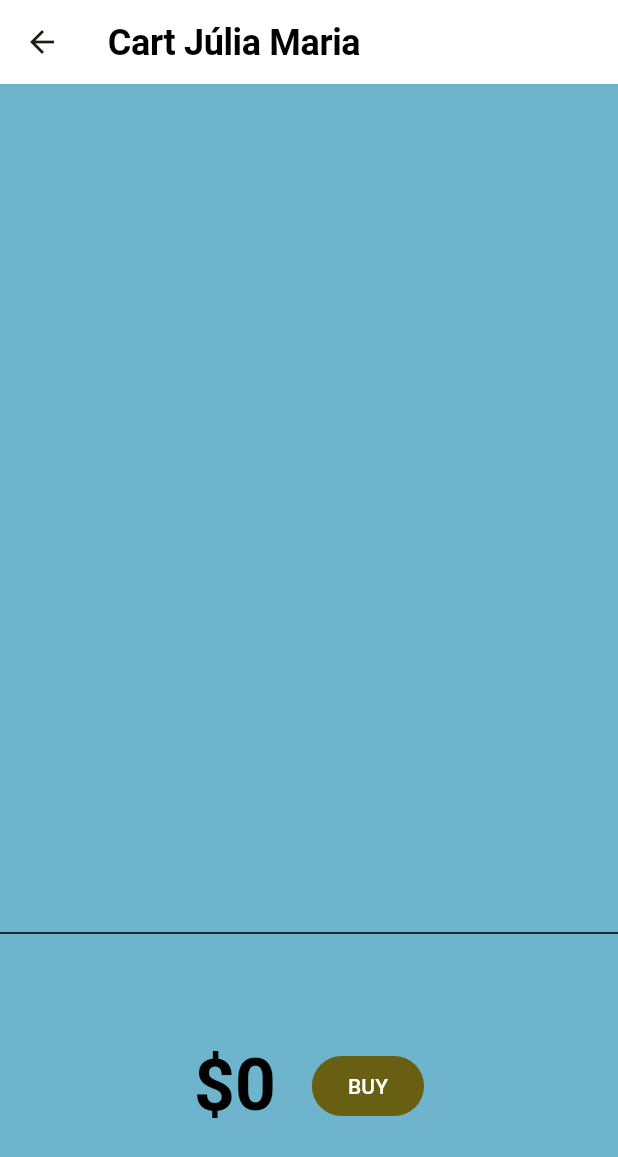
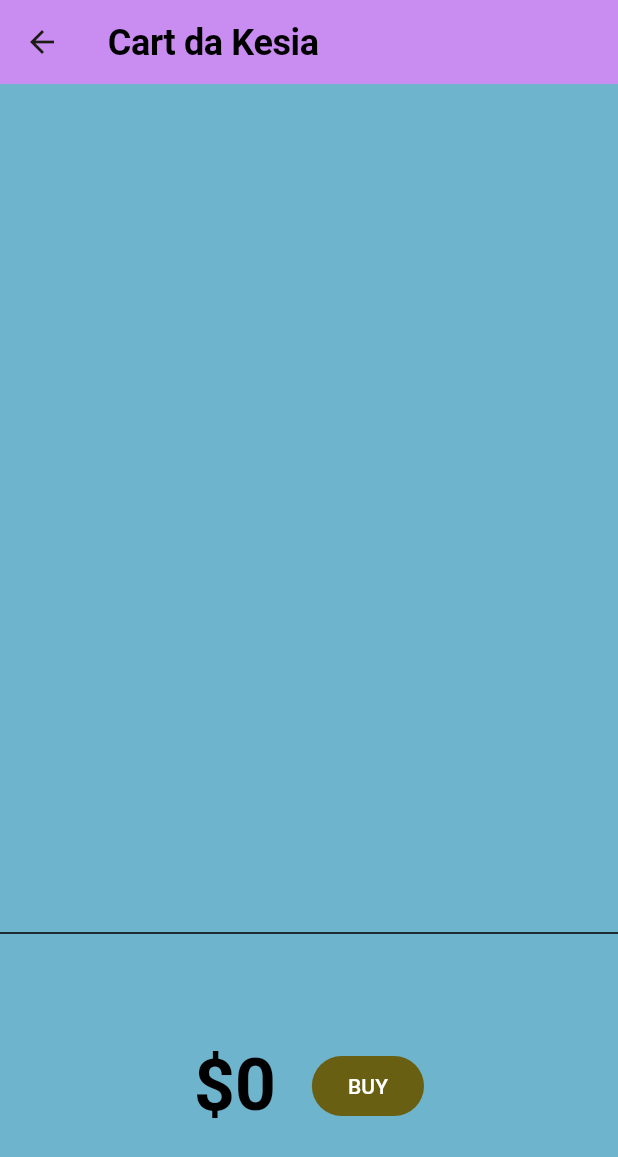
Before and after one commit to KesiaRocha/pdm2-241, a Flutter app: the MyCart screen opened by its route, on a phone screen of 412 x 824 dp. Shown: the top 1157 px of the screen. Run offline on Flutter 3.47's test engine with Material 3 defaults, Android fonts, the phone set to English and light mode, and no system bars; our stand-ins replace go_router; missing offline and left inert: window_size; Roboto replaces fonts that are missing (Corben).

Commit message:
Update cart.dart

```diff
--- a/Avaliacoes/Avaliacao-09/lib/screens/cart.dart
+++ b/Avaliacoes/Avaliacao-09/lib/screens/cart.dart
@@ -13,9 +13,9 @@ class MyCart extends StatelessWidget {
   Widget build(BuildContext context) {
     return Scaffold(
       appBar: AppBar(
-        title: Text('Cart Júlia Maria',
+        title: Text('Cart da Kesia',
             style: Theme.of(context).textTheme.displayLarge),
-        backgroundColor: Colors.white,
+        backgroundColor: const Color.fromARGB(255, 201, 140, 241),
       ),
       body: Container(
         color: const Color.fromARGB(195, 67, 159, 196),
```
